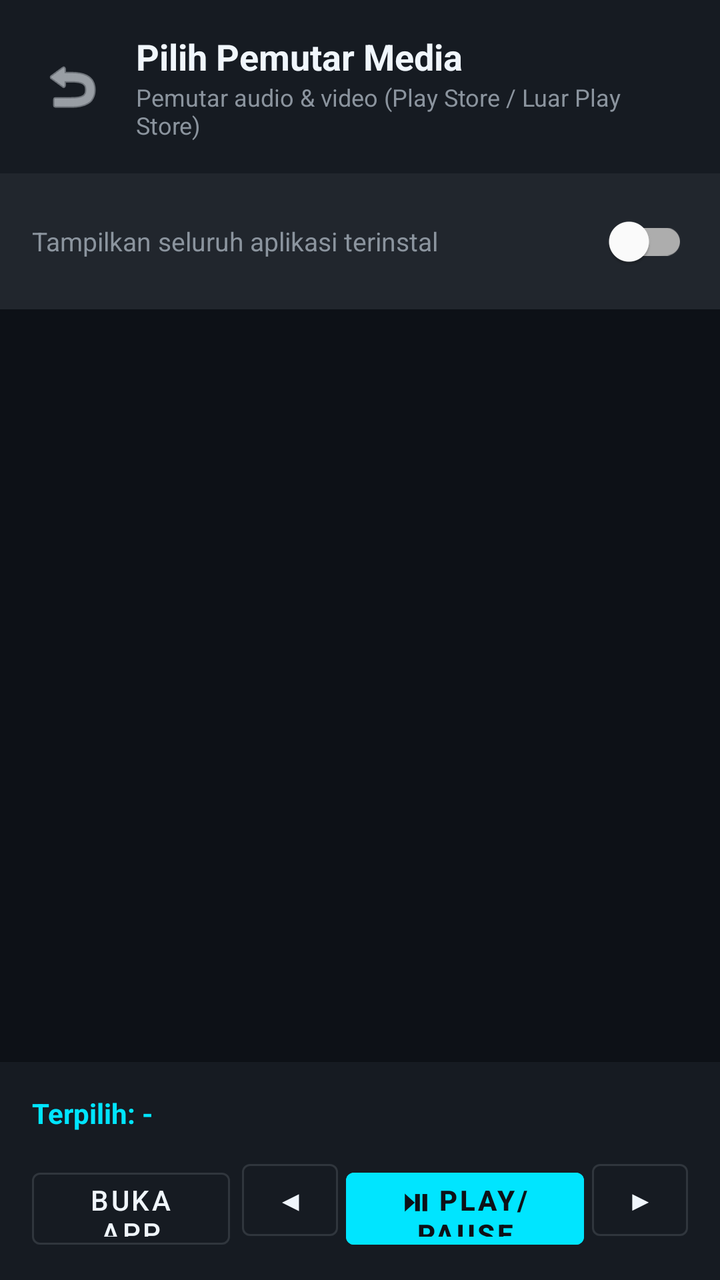
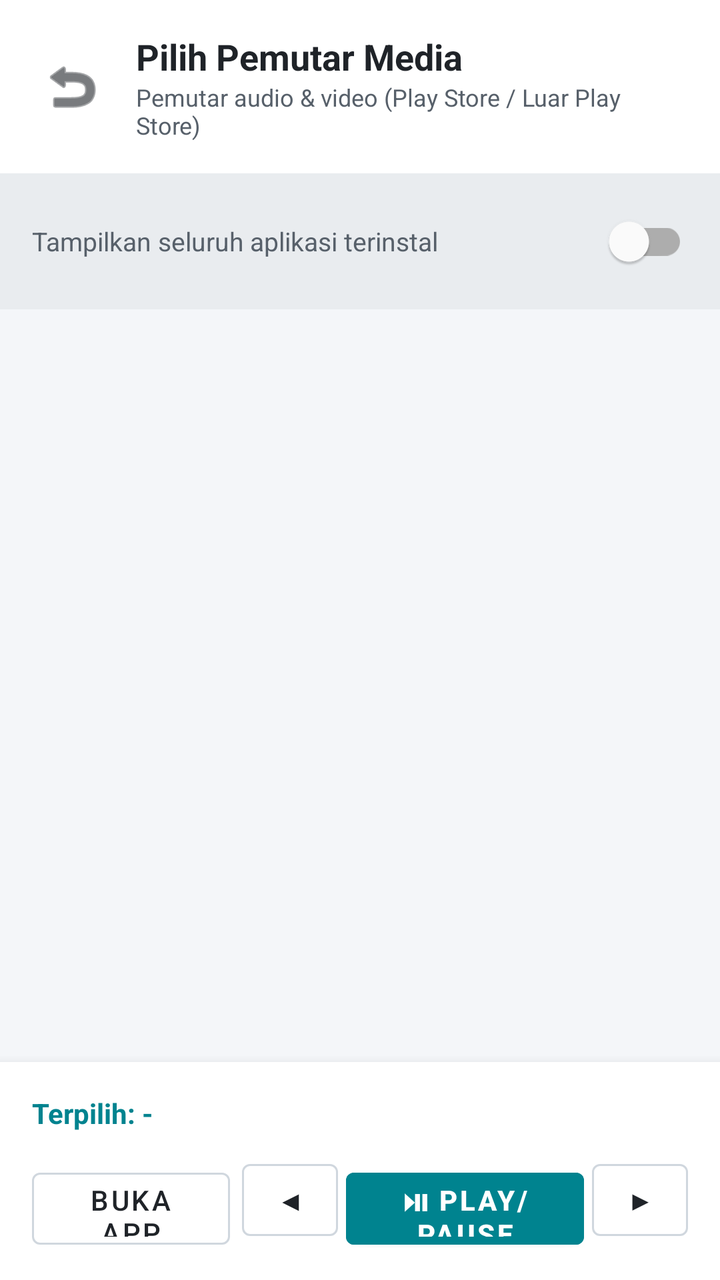

Screens rendered from an Android XML layout before and after an edit, with the pre-edit source and the edit as a unified diff.
<!-- AndroidManifest.xml: application theme Theme.MotoCompanion -->
<!-- res/layout/activity_player_selector.xml -->
<?xml version="1.0" encoding="utf-8"?>
<LinearLayout xmlns:android="http://schemas.android.com/apk/res/android"
    xmlns:app="http://schemas.android.com/apk/res-auto"
    android:layout_width="match_parent"
    android:layout_height="match_parent"
    android:background="@color/bg_dark"
    android:orientation="vertical">

    
    <LinearLayout
        android:layout_width="match_parent"
        android:layout_height="wrap_content"
        android:background="@color/bg_card"
        android:gravity="center_vertical"
        android:orientation="horizontal"
        android:padding="16dp">

        <ImageButton
            android:id="@+id/btnBack"
            android:layout_width="40dp"
            android:layout_height="40dp"
            android:background="?android:attr/selectableItemBackgroundBorderless"
            android:contentDescription="Kembali"
            android:src="@android:drawable/ic_menu_revert"
            app:tint="@color/text_primary" />

        <LinearLayout
            android:layout_width="0dp"
            android:layout_height="wrap_content"
            android:layout_marginStart="12dp"
            android:layout_weight="1"
            android:orientation="vertical">

            <TextView
                android:layout_width="wrap_content"
                android:layout_height="wrap_content"
                android:text="Pilih Pemutar Media"
                android:textColor="@color/text_primary"
                android:textSize="18sp"
                android:textStyle="bold" />

            <TextView
                android:layout_width="wrap_content"
                android:layout_height="wrap_content"
                android:text="Pemutar audio &amp; video (Play Store / Luar Play Store)"
                android:textColor="@color/text_secondary"
                android:textSize="12sp" />
        </LinearLayout>
    </LinearLayout>

    
    <LinearLayout
        android:layout_width="match_parent"
        android:layout_height="wrap_content"
        android:background="@color/bg_card_secondary"
        android:gravity="center_vertical"
        android:orientation="horizontal"
        android:paddingStart="16dp"
        android:paddingTop="10dp"
        android:paddingEnd="16dp"
        android:paddingBottom="10dp">

        <TextView
            android:layout_width="0dp"
            android:layout_height="wrap_content"
            android:layout_weight="1"
            android:text="Tampilkan seluruh aplikasi terinstal"
            android:textColor="@color/text_secondary"
            android:textSize="13sp" />

        <com.google.android.material.switchmaterial.SwitchMaterial
            android:id="@+id/switchShowAllApps"
            android:layout_width="wrap_content"
            android:layout_height="wrap_content"
            android:checked="false" />
    </LinearLayout>

    
    <androidx.recyclerview.widget.RecyclerView
        android:id="@+id/rvPlayers"
        android:layout_width="match_parent"
        android:layout_height="0dp"
        android:layout_weight="1"
        android:clipToPadding="false"
        android:paddingTop="4dp"
        android:paddingBottom="4dp" />

    
    <LinearLayout
        android:layout_width="match_parent"
        android:layout_height="wrap_content"
        android:background="@color/bg_card"
        android:elevation="8dp"
        android:orientation="vertical"
        android:padding="16dp">

        <TextView
            android:id="@+id/tvCurrentSelected"
            android:layout_width="wrap_content"
            android:layout_height="wrap_content"
            android:ellipsize="end"
            android:maxLines="1"
            android:text="Terpilih: -"
            android:textColor="@color/accent_cyan"
            android:textSize="14sp"
            android:textStyle="bold" />

        <LinearLayout
            android:layout_width="match_parent"
            android:layout_height="wrap_content"
            android:layout_marginTop="10dp"
            android:orientation="horizontal">

            <Button
                android:id="@+id/btnLaunchPlayer"
                style="@style/Widget.MaterialComponents.Button.OutlinedButton"
                android:layout_width="0dp"
                android:layout_height="48dp"
                android:layout_weight="1"
                android:layout_marginEnd="6dp"
                android:text="Buka App"
                android:textColor="@color/text_primary"
                app:strokeColor="@color/border_color" />

            <Button
                android:id="@+id/btnTestPrev"
                style="@style/Widget.MaterialComponents.Button.OutlinedButton"
                android:layout_width="48dp"
                android:layout_height="48dp"
                android:layout_marginEnd="4dp"
                android:text="◀"
                android:textColor="@color/text_primary"
                app:strokeColor="@color/border_color" />

            <Button
                android:id="@+id/btnTestPlayPause"
                android:layout_width="0dp"
                android:layout_height="48dp"
                android:layout_weight="1.2"
                android:backgroundTint="@color/accent_cyan"
                android:text="⏯ Play/Pause"
                android:textColor="@color/bg_dark"
                android:textStyle="bold" />

            <Button
                android:id="@+id/btnTestNext"
                style="@style/Widget.MaterialComponents.Button.OutlinedButton"
                android:layout_width="48dp"
                android:layout_height="48dp"
                android:layout_marginStart="4dp"
                android:text="▶"
                android:textColor="@color/text_primary"
                app:strokeColor="@color/border_color" />
        </LinearLayout>
    </LinearLayout>

</LinearLayout>
<!-- resources referenced by this layout -->
<resources>
  <color name="accent_cyan">#00E5FF</color>
  <color name="bg_card">#161B22</color>
  <color name="bg_card_secondary">#21262D</color>
  <color name="bg_dark">#0D1117</color>
  <color name="border_color">#30363D</color>
  <color name="text_primary">#F0F6FC</color>
  <color name="text_secondary">#8B949E</color>
  <style name="Theme.MotoCompanion" parent="Theme.MaterialComponents.DayNight.NoActionBar">
          <item name="colorPrimary">@color/accent_cyan</item>
          <item name="colorPrimaryVariant">@color/accent_cyan</item>
          <item name="colorOnPrimary">@color/bg_dark</item>
          <item name="colorSecondary">@color/accent_green</item>
          <item name="colorSecondaryVariant">@color/accent_amber</item>
          <item name="colorOnSecondary">@color/bg_dark</item>
          <item name="android:statusBarColor">@color/bg_dark</item>
          <item name="android:navigationBarColor">@color/bg_dark</item>
          <item name="android:windowBackground">@color/bg_dark</item>
      </style>
  <color name="accent_green">#00E676</color>
  <color name="accent_amber">#FFB300</color>
</resources>

<!-- the commit's change to res/layout/activity_player_selector.xml (unified diff, before → after) -->
@@ -34,7 +34,7 @@
             <TextView
                 android:layout_width="wrap_content"
                 android:layout_height="wrap_content"
-                android:text="Pilih Pemutar Media"
+                android:text="@string/selector_title"
                 android:textColor="@color/text_primary"
                 android:textSize="18sp"
                 android:textStyle="bold" />
@@ -42,7 +42,7 @@
             <TextView
                 android:layout_width="wrap_content"
                 android:layout_height="wrap_content"
-                android:text="Pemutar audio &amp; video (Play Store / Luar Play Store)"
+                android:text="@string/selector_subtitle"
                 android:textColor="@color/text_secondary"
                 android:textSize="12sp" />
         </LinearLayout>
@@ -64,7 +64,7 @@
             android:layout_width="0dp"
             android:layout_height="wrap_content"
             android:layout_weight="1"
-            android:text="Tampilkan seluruh aplikasi terinstal"
+            android:text="@string/selector_switch_all"
             android:textColor="@color/text_secondary"
             android:textSize="13sp" />
 
@@ -118,7 +118,7 @@
                 android:layout_height="48dp"
                 android:layout_weight="1"
                 android:layout_marginEnd="6dp"
-                android:text="Buka App"
+                android:text="@string/selector_btn_launch"
                 android:textColor="@color/text_primary"
                 app:strokeColor="@color/border_color" />
 
@@ -139,7 +139,7 @@
                 android:layout_weight="1.2"
                 android:backgroundTint="@color/accent_cyan"
                 android:text="⏯ Play/Pause"
-                android:textColor="@color/bg_dark"
+                android:textColor="@color/btn_text_on_cyan"
                 android:textStyle="bold" />
 
             <Button
<!-- resource entries referenced after the edit -->
@@ -1,24 +1,31 @@
 <!-- resources referenced by this layout -->
 <resources>
-  <color name="accent_cyan">#00E5FF</color>
-  <color name="bg_card">#161B22</color>
-  <color name="bg_card_secondary">#21262D</color>
-  <color name="bg_dark">#0D1117</color>
-  <color name="border_color">#30363D</color>
-  <color name="text_primary">#F0F6FC</color>
-  <color name="text_secondary">#8B949E</color>
+  <color name="accent_cyan">#00838F</color>
+  <color name="bg_card">#FFFFFF</color>
+  <color name="bg_card_secondary">#E9ECEF</color>
+  <color name="bg_dark">#F4F6F9</color>
+  <color name="border_color">#D0D7DE</color>
+  <color name="btn_text_on_cyan">#FFFFFF</color>
+  <color name="text_primary">#1F2328</color>
+  <color name="text_secondary">#57606A</color>
+  <string name="selector_btn_launch">Buka App</string>
+  <string name="selector_subtitle">Pemutar audio &amp; video (Play Store / Luar Play Store)</string>
+  <string name="selector_switch_all">Tampilkan seluruh aplikasi terinstal</string>
+  <string name="selector_title">Pilih Pemutar Media</string>
   <style name="Theme.MotoCompanion" parent="Theme.MaterialComponents.DayNight.NoActionBar">
           <item name="colorPrimary">@color/accent_cyan</item>
           <item name="colorPrimaryVariant">@color/accent_cyan</item>
-          <item name="colorOnPrimary">@color/bg_dark</item>
+          <item name="colorOnPrimary">@color/btn_text_on_cyan</item>
           <item name="colorSecondary">@color/accent_green</item>
           <item name="colorSecondaryVariant">@color/accent_amber</item>
           <item name="colorOnSecondary">@color/bg_dark</item>
           <item name="android:statusBarColor">@color/bg_dark</item>
           <item name="android:navigationBarColor">@color/bg_dark</item>
           <item name="android:windowBackground">@color/bg_dark</item>
+          <item name="android:windowLightStatusBar">?attr/isLightTheme</item>
+          <item name="android:windowLightNavigationBar" tools:targetApi="o_mr1">?attr/isLightTheme</item>
       </style>
-  <color name="accent_green">#00E676</color>
-  <color name="accent_amber">#FFB300</color>
+  <color name="accent_green">#1A7F37</color>
+  <color name="accent_amber">#B76E00</color>
 </resources>
 
